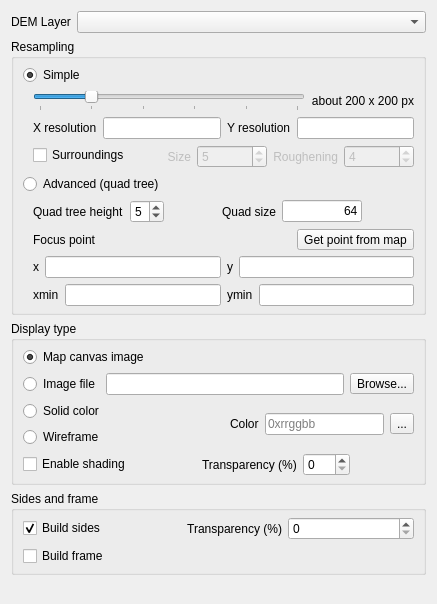
This is ui/demproperties.ui in minorua/Qgis2threejs as Qt 5 draws it before an edit. The edited form follows.
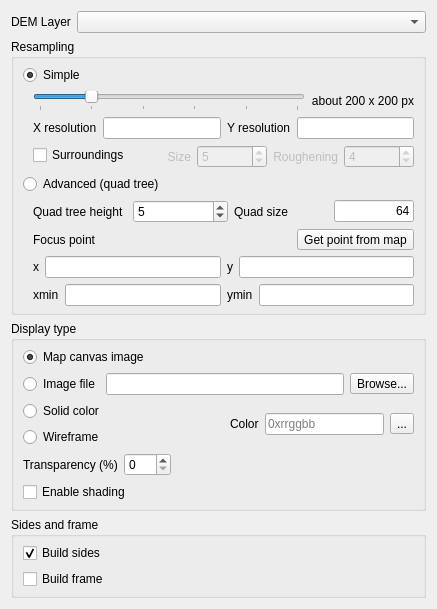
This is the edited form.

Commit message:
clean up DEMPropertiesWidget layout
- remove spacers that causes blank space when the group of widgets is hidden.
- remove transparency option for sides and bottom. opacity depends on that of main dem object.

What changed in the file:
```diff
--- a/ui/demproperties.ui
+++ b/ui/demproperties.ui
@@ -19,9 +19,7 @@
   <property name="windowTitle">
    <string>Form</string>
   </property>
-  <layout class="QGridLayout" name="gridLayout">
-   <item row="0" column="0">
-    <layout class="QVBoxLayout" name="verticalLayout_9">
+  <layout class="QVBoxLayout" name="verticalLayout_2">
      <item>
       <layout class="QFormLayout" name="formLayout_DEMLayer">
        <item row="0" column="0">
@@ -48,14 +46,24 @@
        <property name="title">
         <string>Resampling</string>
        </property>
-       <layout class="QGridLayout" name="gridLayout_2">
+     <layout class="QVBoxLayout" name="verticalLayout_6">
         <property name="topMargin">
          <number>6</number>
         </property>
         <property name="bottomMargin">
          <number>6</number>
         </property>
-        <item row="1" column="0">
+      <item>
+       <widget class="QRadioButton" name="radioButton_Simple">
+        <property name="text">
+         <string>Simple</string>
+        </property>
+        <property name="checked">
+         <bool>true</bool>
+        </property>
+       </widget>
+      </item>
+      <item>
          <layout class="QVBoxLayout" name="verticalLayout_Simple">
           <property name="leftMargin">
            <number>10</number>
@@ -267,24 +275,14 @@
           </item>
          </layout>
         </item>
-        <item row="2" column="0">
+      <item>
          <widget class="QRadioButton" name="radioButton_Advanced">
           <property name="text">
            <string>Advanced (quad tree)</string>
           </property>
          </widget>
         </item>
-        <item row="0" column="0">
-         <widget class="QRadioButton" name="radioButton_Simple">
-          <property name="text">
-           <string>Simple</string>
-          </property>
-          <property name="checked">
-           <bool>true</bool>
-          </property>
-         </widget>
-        </item>
-        <item row="3" column="0">
+      <item>
          <layout class="QVBoxLayout" name="verticalLayout_Advanced">
           <property name="leftMargin">
            <number>10</number>
@@ -314,19 +312,6 @@
               </property>
              </widget>
             </item>
-            <item>
-             <spacer name="horizontalSpacer_2">
-              <property name="orientation">
-               <enum>Qt::Horizontal</enum>
-              </property>
-              <property name="sizeHint" stdset="0">
-               <size>
-                <width>40</width>
-                <height>20</height>
-               </size>
-              </property>
-             </spacer>
-            </item>
             <item>
              <widget class="QLabel" name="label_10">
               <property name="text">
@@ -362,19 +347,6 @@
               </property>
              </widget>
             </item>
-            <item>
-             <spacer name="horizontalSpacer">
-              <property name="orientation">
-               <enum>Qt::Horizontal</enum>
-              </property>
-              <property name="sizeHint" stdset="0">
-               <size>
-                <width>40</width>
-                <height>20</height>
-               </size>
-              </property>
-             </spacer>
-            </item>
            </layout>
           </item>
           <item>
@@ -496,14 +468,14 @@
        <property name="title">
         <string>Display type</string>
        </property>
-       <layout class="QGridLayout" name="gridLayout_3">
+     <layout class="QVBoxLayout" name="verticalLayout_4">
         <property name="topMargin">
          <number>6</number>
         </property>
         <property name="bottomMargin">
          <number>6</number>
         </property>
-        <item row="0" column="0">
+      <item>
          <layout class="QVBoxLayout" name="verticalLayout">
           <item>
            <widget class="QRadioButton" name="radioButton_MapCanvas">
@@ -600,31 +572,8 @@
           </item>
          </layout>
         </item>
-        <item row="1" column="0">
-         <layout class="QHBoxLayout" name="horizontalLayout_10">
           <item>
-           <widget class="QCheckBox" name="checkBox_Shading">
-            <property name="text">
-             <string>Enable shading</string>
-            </property>
-            <property name="checked">
-             <bool>false</bool>
-            </property>
-           </widget>
-          </item>
-          <item>
-           <spacer name="horizontalSpacer_3">
-            <property name="orientation">
-             <enum>Qt::Horizontal</enum>
-            </property>
-            <property name="sizeHint" stdset="0">
-             <size>
-              <width>40</width>
-              <height>20</height>
-             </size>
-            </property>
-           </spacer>
-          </item>
+       <layout class="QHBoxLayout" name="horizontalLayout_2">
           <item>
            <widget class="QLabel" name="label_17">
             <property name="text">
@@ -661,7 +610,7 @@
            </widget>
           </item>
           <item>
-           <spacer name="horizontalSpacer_5">
+         <spacer name="horizontalSpacer_3">
             <property name="orientation">
              <enum>Qt::Horizontal</enum>
             </property>
@@ -675,6 +624,16 @@
           </item>
          </layout>
         </item>
+      <item>
+       <widget class="QCheckBox" name="checkBox_Shading">
+        <property name="text">
+         <string>Enable shading</string>
+        </property>
+        <property name="checked">
+         <bool>false</bool>
+        </property>
+       </widget>
+      </item>
        </layout>
       </widget>
      </item>
@@ -683,15 +642,13 @@
        <property name="title">
         <string>Sides and frame</string>
        </property>
-       <layout class="QGridLayout" name="gridLayout_4">
+     <layout class="QVBoxLayout" name="verticalLayout_5">
         <property name="topMargin">
          <number>6</number>
         </property>
         <property name="bottomMargin">
          <number>6</number>
         </property>
-        <item row="0" column="0">
-         <layout class="QHBoxLayout" name="horizontalLayout_18">
           <item>
            <widget class="QCheckBox" name="checkBox_Sides">
             <property name="text">
@@ -703,46 +660,6 @@
            </widget>
           </item>
           <item>
-           <widget class="QLabel" name="label_sidetransp">
-            <property name="text">
-             <string>Transparency (%)</string>
-            </property>
-            <property name="alignment">
-             <set>Qt::AlignRight|Qt::AlignTrailing|Qt::AlignVCenter</set>
-            </property>
-           </widget>
-          </item>
-          <item>
-           <widget class="QSpinBox" name="spinBox_sidetransp">
-            <property name="enabled">
-             <bool>true</bool>
-            </property>
-            <property name="sizePolicy">
-             <sizepolicy hsizetype="Preferred" vsizetype="Fixed">
-              <horstretch>0</horstretch>
-              <verstretch>0</verstretch>
-             </sizepolicy>
-            </property>
-            <property name="prefix">
-             <string extracomment="%"/>
-            </property>
-            <property name="minimum">
-             <number>0</number>
-            </property>
-            <property name="maximum">
-             <number>100</number>
-            </property>
-            <property name="singleStep">
-             <number>10</number>
-            </property>
-            <property name="value">
-             <number>0</number>
-            </property>
-           </widget>
-          </item>
-         </layout>
-        </item>
-        <item row="1" column="0">
          <widget class="QCheckBox" name="checkBox_Frame">
           <property name="text">
            <string>Build frame</string>
@@ -764,8 +681,6 @@
         </size>
        </property>
       </spacer>
-     </item>
-    </layout>
    </item>
   </layout>
  </widget>
```
Lines whose indentation alone changed are shown as unchanged. The commit also changes 4 other files.
